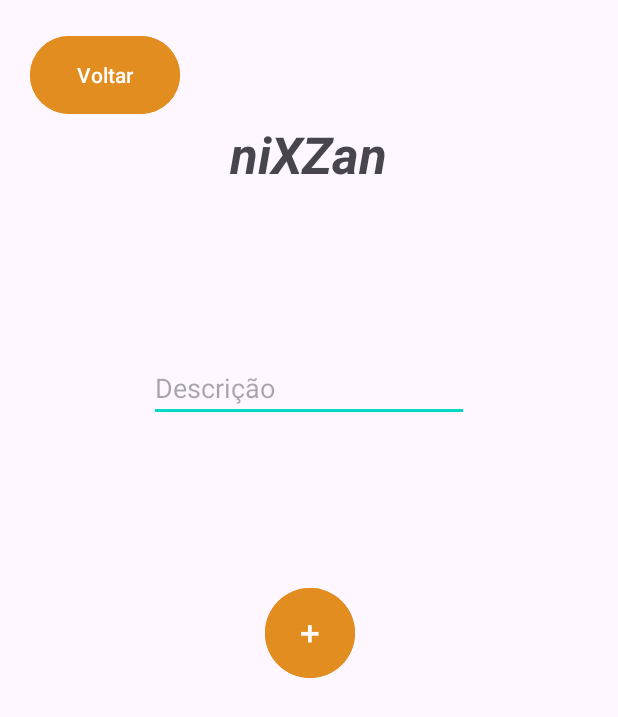
After one commit to Monari14/niXZan-List, an Android app: the DadosActivity screen opened directly, with no data from a screen before it, on a phone screen of 412 x 824 dp. The commit adds this screen. Shown: the top 717 px of the screen. Run offline under Robolectric (Android 15) with nearby library versions, the phone set to English and light mode, and no system bars.

Commit message:
niXZan - List | v1.1

```diff
--- a/app/src/main/AndroidManifest.xml
+++ b/app/src/main/AndroidManifest.xml
@@ -21,6 +21,8 @@
                 <category android:name="android.intent.category.LAUNCHER" />
             </intent-filter>
         </activity>
+        <activity android:name=".DadosActivity"></activity>
+
     </application>
 
 </manifest>
--- /dev/null
+++ b/app/src/main/java/com/example/nixzan_list/DadosActivity.java
@@ -0,0 +1,58 @@
+package com.example.nixzan_list;
+
+import android.content.Intent;
+import android.os.Bundle;
+
+import android.widget.Button;
+import android.widget.EditText;
+import androidx.appcompat.app.AppCompatActivity;
+import androidx.appcompat.app.AppCompatDelegate;
+
+import java.util.List;
+
+public class DadosActivity extends AppCompatActivity {
+
+    private EditText editDescription;
+    private Button btAdicionar, btVoltar;
+    private DatabaseHelper dbHelper;
+    private List<ItemModel> itemList;
+
+    @Override
+    protected void onCreate(Bundle savedInstanceState) {
+        super.onCreate(savedInstanceState);
+
+        int theme = ThemeUtils.getTheme(this);
+        if (theme == ThemeUtils.THEME_DARK) {
+            AppCompatDelegate.setDefaultNightMode(AppCompatDelegate.MODE_NIGHT_YES);
+        } else {
+            AppCompatDelegate.setDefaultNightMode(AppCompatDelegate.MODE_NIGHT_NO);
+        }
+
+        setContentView(R.layout.activity_dados);
+
+        editDescription = findViewById(R.id.editDescription);
+        btAdicionar = findViewById(R.id.btAdicionar);
+        btVoltar = findViewById(R.id.btVoltar);
+
+        dbHelper = new DatabaseHelper(this);
+        itemList = dbHelper.getAllItems();
+
+        btAdicionar.setOnClickListener(v -> {
+            String descricao = editDescription.getText().toString();
+            boolean checked = false;
+            dbHelper.addItem(descricao, checked);
+            editDescription.setText("");
+            itemList.clear();
+            itemList.addAll(dbHelper.getAllItems());
+            MyAdapter adapter = new MyAdapter(DadosActivity.this, itemList);
+            Intent intent = new Intent(DadosActivity.this, MainActivity.class);
+            startActivity(intent);
+            finish();
+        });
+        btVoltar.setOnClickListener(v -> {
+            Intent intent = new Intent(DadosActivity.this, MainActivity.class);
+            startActivity(intent);
+            finish();
+        });
+    }
+}
--- a/app/src/main/java/com/example/nixzan_list/DatabaseHelper.java
+++ b/app/src/main/java/com/example/nixzan_list/DatabaseHelper.java
@@ -5,17 +5,28 @@ import android.content.Context;
 import android.database.Cursor;
 import android.database.sqlite.SQLiteDatabase;
 import android.database.sqlite.SQLiteOpenHelper;
+
 import java.util.ArrayList;
+import java.util.List;
 
 public class DatabaseHelper extends SQLiteOpenHelper {
 
-    private static final String DATABASE_NAME = "lista.db";
-    private static final int DATABASE_VERSION = 2; // Alterado para forçar atualização do banco
+    private static final String DATABASE_NAME = "nixzan_list.db";
+    private static final int DATABASE_VERSION = 2;
 
     private static final String TABLE_ITEMS = "items";
     private static final String COLUMN_ID = "id";
     private static final String COLUMN_DESCRIPTION = "description";
     private static final String COLUMN_CHECKED = "checked";
+    private static final String COLUMN_CREATED_AT = "createdAt";
+
+    private static final String TABLE_CREATE =
+            "CREATE TABLE " + TABLE_ITEMS + " (" +
+                    COLUMN_ID + " INTEGER PRIMARY KEY AUTOINCREMENT, " +
+                    COLUMN_DESCRIPTION + " TEXT, " +
+                    COLUMN_CHECKED + " INTEGER, " +
+                    COLUMN_CREATED_AT + " TEXT" +
+                    ");";
 
     public DatabaseHelper(Context context) {
         super(context, DATABASE_NAME, null, DATABASE_VERSION);
@@ -23,62 +34,60 @@ public class DatabaseHelper extends SQLiteOpenHelper {
 
     @Override
     public void onCreate(SQLiteDatabase db) {
-        String CREATE_ITEMS_TABLE = "CREATE TABLE " + TABLE_ITEMS + "("
-                + COLUMN_ID + " INTEGER PRIMARY KEY AUTOINCREMENT,"
-                + COLUMN_DESCRIPTION + " TEXT,"
-                + COLUMN_CHECKED + " INTEGER DEFAULT 0" + ")";
-        db.execSQL(CREATE_ITEMS_TABLE);
+        db.execSQL(TABLE_CREATE);
     }
 
     @Override
     public void onUpgrade(SQLiteDatabase db, int oldVersion, int newVersion) {
-        db.execSQL("DROP TABLE IF EXISTS " + TABLE_ITEMS);
-        onCreate(db);
+        if (oldVersion < 2) {
+            db.execSQL("ALTER TABLE " + TABLE_ITEMS + " ADD COLUMN " + COLUMN_CREATED_AT + " TEXT;");
+        }
+    }
+
+    public List<ItemModel> getAllItems() {
+        SQLiteDatabase db = this.getReadableDatabase();
+        List<ItemModel> items = new ArrayList<>();
+
+        Cursor cursor = db.rawQuery("SELECT id, description, checked, createdAt FROM " + TABLE_ITEMS, null);
+
+        if (cursor.moveToFirst()) {
+            do {
+                ItemModel item = new ItemModel(
+                        cursor.getInt(cursor.getColumnIndex(COLUMN_ID)),
+                        cursor.getString(cursor.getColumnIndex(COLUMN_DESCRIPTION)),
+                        cursor.getInt(cursor.getColumnIndex(COLUMN_CHECKED)) == 1,
+                        cursor.getString(cursor.getColumnIndex(COLUMN_CREATED_AT))
+                );
+                items.add(item);
+            } while (cursor.moveToNext());
+        }
+        cursor.close();
+        return items;
     }
 
     public void addItem(String description, boolean checked) {
         SQLiteDatabase db = this.getWritableDatabase();
         ContentValues values = new ContentValues();
+
         values.put(COLUMN_DESCRIPTION, description);
         values.put(COLUMN_CHECKED, checked ? 1 : 0);
+        values.put(COLUMN_CREATED_AT, ItemModel.getCurrentDate());
 
         db.insert(TABLE_ITEMS, null, values);
-        db.close();
     }
 
-    public ArrayList<ItemModel> getAllItems() {
-        ArrayList<ItemModel> items = new ArrayList<>();
-        SQLiteDatabase db = this.getReadableDatabase();
-        Cursor cursor = db.query(TABLE_ITEMS, new String[]{COLUMN_ID, COLUMN_DESCRIPTION, COLUMN_CHECKED},
-                null, null, null, null, null);
+    public void updateChecked(int id, boolean checked) {
+        SQLiteDatabase db = this.getWritableDatabase();
+        ContentValues values = new ContentValues();
 
-        if (cursor != null) {
-            if (cursor.moveToFirst()) {
-                do {
-                    int id = cursor.getInt(cursor.getColumnIndexOrThrow(COLUMN_ID));
-                    String description = cursor.getString(cursor.getColumnIndexOrThrow(COLUMN_DESCRIPTION));
-                    boolean checked = cursor.getInt(cursor.getColumnIndexOrThrow(COLUMN_CHECKED)) == 1;
-                    items.add(new ItemModel(id, description, checked));
-                } while (cursor.moveToNext());
-            }
-            cursor.close();
-        }
+        values.put(COLUMN_CHECKED, checked ? 1 : 0);
 
-        db.close();
-        return items;
+        // Atualiza o item na tabela
+        db.update(TABLE_ITEMS, values, COLUMN_ID + " = ?", new String[]{String.valueOf(id)});
     }
 
     public void deleteItem(int id) {
         SQLiteDatabase db = this.getWritableDatabase();
         db.delete(TABLE_ITEMS, COLUMN_ID + " = ?", new String[]{String.valueOf(id)});
-        db.close();
-    }
-
-    public void updateChecked(int id, boolean checked) {
-        SQLiteDatabase db = this.getWritableDatabase();
-        ContentValues values = new ContentValues();
-        values.put(COLUMN_CHECKED, checked ? 1 : 0);
-        db.update(TABLE_ITEMS, values, COLUMN_ID + " = ?", new String[]{String.valueOf(id)});
-        db.close();
     }
 }
--- a/app/src/main/java/com/example/nixzan_list/MyAdapter.java
+++ b/app/src/main/java/com/example/nixzan_list/MyAdapter.java
@@ -48,7 +48,7 @@ public class MyAdapter extends ArrayAdapter<ItemModel> {
             dbHelper.deleteItem(item.getId());
             items.remove(position);
             notifyDataSetChanged();
-            Toast.makeText(context, "Item excluído", Toast.LENGTH_SHORT).show();
+            Toast.makeText(context, "Excluído!", Toast.LENGTH_SHORT).show();
         });
 
         return convertView;
--- a/app/src/main/java/com/example/nixzan_list/ThemeUtils.java
+++ b/app/src/main/java/com/example/nixzan_list/ThemeUtils.java
@@ -8,21 +8,17 @@ public class ThemeUtils {
     private static final String PREFS_NAME = "theme_prefs";
     private static final String KEY_THEME = "theme";
 
-    // Definindo os valores do tema
     public static final int THEME_LIGHT = 0;
     public static final int THEME_DARK = 1;
 
-    // Salvar a preferência de tema
     public static void setTheme(Context context, int theme) {
         SharedPreferences sharedPreferences = context.getSharedPreferences(PREFS_NAME, Context.MODE_PRIVATE);
         SharedPreferences.Editor editor = sharedPreferences.edit();
         editor.putInt(KEY_THEME, theme);
         editor.apply();
     }
-
-    // Recuperar a preferência do tema
     public static int getTheme(Context context) {
         SharedPreferences sharedPreferences = context.getSharedPreferences(PREFS_NAME, Context.MODE_PRIVATE);
-        return sharedPreferences.getInt(KEY_THEME, THEME_LIGHT);  // Default é o tema claro
+        return sharedPreferences.getInt(KEY_THEME, THEME_LIGHT);
     }
 }
--- /dev/null
+++ b/app/src/main/res/layout/activity_dados.xml
@@ -0,0 +1,74 @@
+<?xml version="1.0" encoding="utf-8"?>
+<androidx.constraintlayout.widget.ConstraintLayout xmlns:android="http://schemas.android.com/apk/res/android"
+    xmlns:app="http://schemas.android.com/apk/res-auto"
+    xmlns:tools="http://schemas.android.com/tools"
+    android:id="@+id/main"
+    android:layout_width="match_parent"
+    android:layout_height="match_parent"
+    tools:context=".MainActivity"
+    tools:layout_editor_absoluteX="0dp"
+    tools:layout_editor_absoluteY="20dp">
+
+    <Button
+        android:id="@+id/btVoltar"
+        android:layout_width="100dp"
+        android:layout_height="60dp"
+        android:layout_gravity="center"
+        android:layout_margin="20dp"
+        android:backgroundTint="#E28D20"
+        android:text="Voltar"
+        android:textAllCaps="false"
+        android:textColor="#FFFFFF"
+        android:textSize="14sp"
+        app:iconSize="40dp"
+        app:iconTint="#FFFFFF"
+        app:layout_constraintStart_toStartOf="parent"
+        app:layout_constraintTop_toTopOf="parent" />
+
+    <Button
+        android:id="@+id/btAdicionar"
+        android:layout_width="60dp"
+        android:layout_height="60dp"
+        android:backgroundTint="#E28D20"
+        android:insetTop="0dp"
+        android:insetBottom="0dp"
+        android:text="+"
+        android:textAlignment="center"
+        android:textAllCaps="false"
+        android:textColor="#FDFDFD"
+        android:textSize="24sp"
+        android:textStyle="bold"
+        android:typeface="monospace"
+        app:layout_constraintBottom_toBottomOf="parent"
+        app:layout_constraintEnd_toEndOf="@+id/editDescription"
+        app:layout_constraintHorizontal_bias="0.506"
+        app:layout_constraintStart_toStartOf="@+id/editDescription"
+        app:layout_constraintTop_toTopOf="@+id/btVoltar" />
+
+    <EditText
+        android:id="@+id/editDescription"
+        android:layout_width="wrap_content"
+        android:layout_height="wrap_content"
+        android:ems="10"
+        android:hint="Descrição"
+        android:inputType="text"
+        app:layout_constraintBottom_toTopOf="@+id/btAdicionar"
+        app:layout_constraintEnd_toEndOf="parent"
+        app:layout_constraintStart_toStartOf="parent"
+        app:layout_constraintTop_toBottomOf="@+id/textName" />
+
+    <TextView
+        android:id="@+id/textName"
+        android:layout_width="wrap_content"
+        android:layout_height="wrap_content"
+        android:text="niXZan"
+        android:textAllCaps="false"
+        android:textSize="34sp"
+        android:textStyle="bold|italic"
+        app:layout_constraintEnd_toEndOf="parent"
+        app:layout_constraintHorizontal_bias="0.498"
+        app:layout_constraintStart_toStartOf="parent"
+        app:layout_constraintTop_toBottomOf="@+id/btVoltar" />
+
+
+</androidx.constraintlayout.widget.ConstraintLayout>
```
Also changed, not shown: app/src/main/java/com/example/nixzan_list/ItemModel.java (+15 -12 lines), app/src/main/java/com/example/nixzan_list/MainActivity.java (+11 -40 lines), app/src/main/res/drawable/btn_background.xml (added, +14 -0 lines), app/src/main/res/layout/activity_main.xml (+37 -57 lines), app/src/main/res/layout/item_list.xml (+18 -11 lines).
